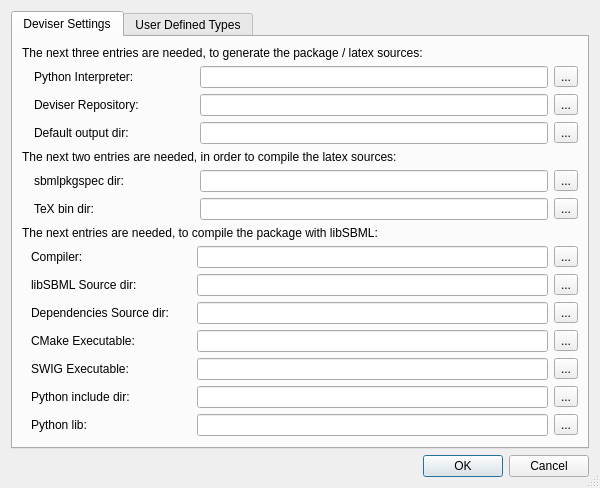
Before: the Qt Designer form ui/dialogpreferences.ui in sbmlteam/QtDeviser, drawn with Qt 5.
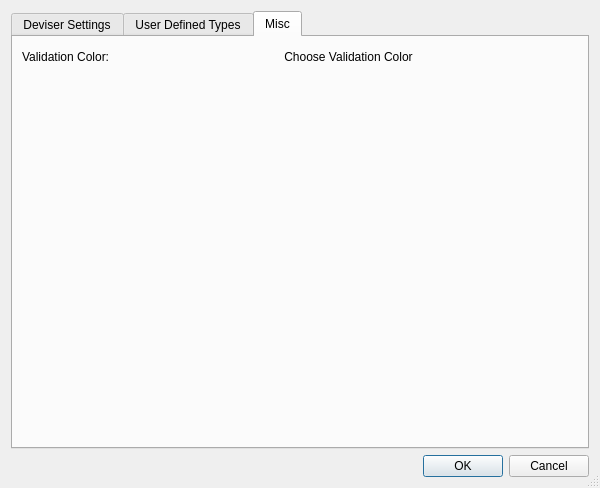
After: the same form once the commit is applied. The open tabs and pages were chosen to show the change. Icons and pictures are not drawn.

Commit message: - make the color used for validation customizable

Patch:
```diff
--- a/ui/dialogpreferences.ui
+++ b/ui/dialogpreferences.ui
@@ -20,7 +20,17 @@
    <bool>true</bool>
   </property>
   <layout class="QGridLayout" name="gridLayout_6">
-   <item row="0" column="0">
+   <item row="2" column="0">
+    <widget class="QDialogButtonBox" name="buttonBox">
+     <property name="orientation">
+      <enum>Qt::Horizontal</enum>
+     </property>
+     <property name="standardButtons">
+      <set>QDialogButtonBox::Cancel|QDialogButtonBox::Ok</set>
+     </property>
+    </widget>
+   </item>
+   <item row="1" column="0">
     <widget class="QTabWidget" name="tabWidget">
      <property name="currentIndex">
       <number>0</number>
@@ -499,16 +509,33 @@
        </item>
       </layout>
      </widget>
-    </widget>
-   </item>
-   <item row="1" column="0">
-    <widget class="QDialogButtonBox" name="buttonBox">
-     <property name="orientation">
-      <enum>Qt::Horizontal</enum>
-     </property>
-     <property name="standardButtons">
-      <set>QDialogButtonBox::Cancel|QDialogButtonBox::Ok</set>
-     </property>
+     <widget class="QWidget" name="tab_3">
+      <attribute name="title">
+       <string>Misc</string>
+      </attribute>
+      <layout class="QFormLayout" name="formLayout">
+       <item row="0" column="0">
+        <widget class="QLabel" name="label_5">
+         <property name="text">
+          <string>Validation Color: </string>
+         </property>
+        </widget>
+       </item>
+       <item row="0" column="1">
+        <widget class="QPushButton" name="cmdValidationColor">
+         <property name="autoFillBackground">
+          <bool>false</bool>
+         </property>
+         <property name="text">
+          <string>Choose Validation Color</string>
+         </property>
+         <property name="flat">
+          <bool>true</bool>
+         </property>
+        </widget>
+       </item>
+      </layout>
+     </widget>
     </widget>
    </item>
   </layout>
```
Left out of the diff: 17 changed lines with no effect on the pictures. The commit also changes 9 other files.
